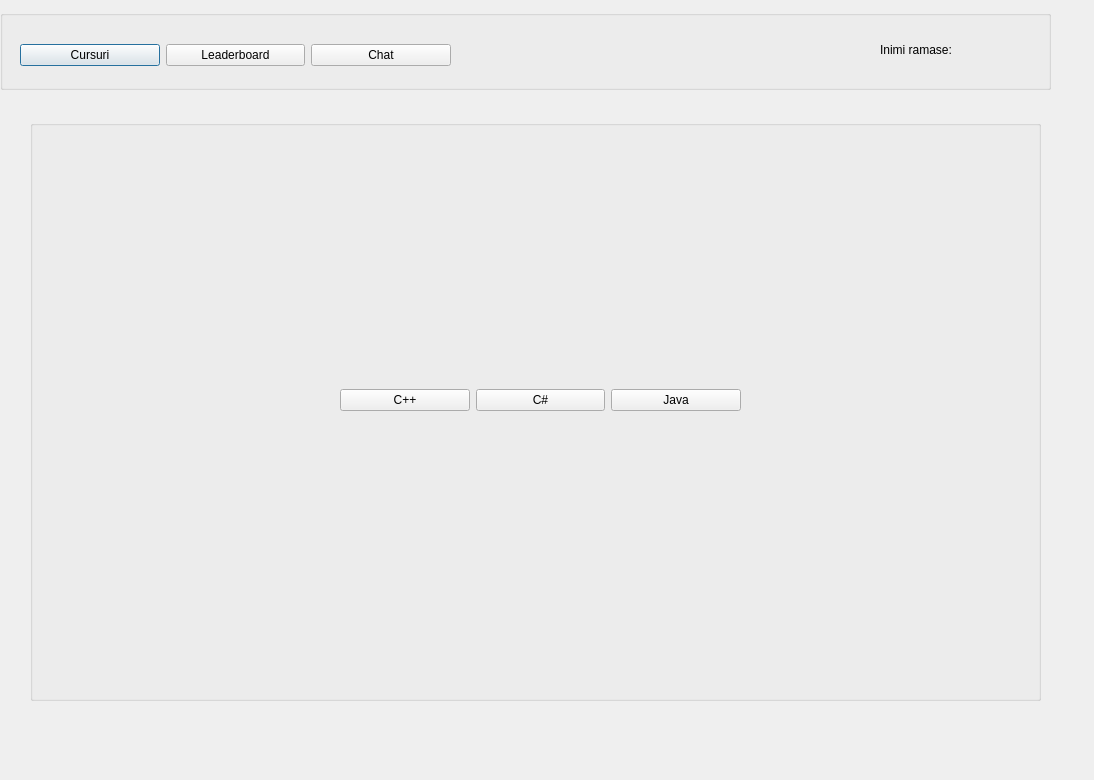
Old version of the form ClientSide/startmenuwindow.ui in the repository VladuceanuTudor/CODE-BUDDY.
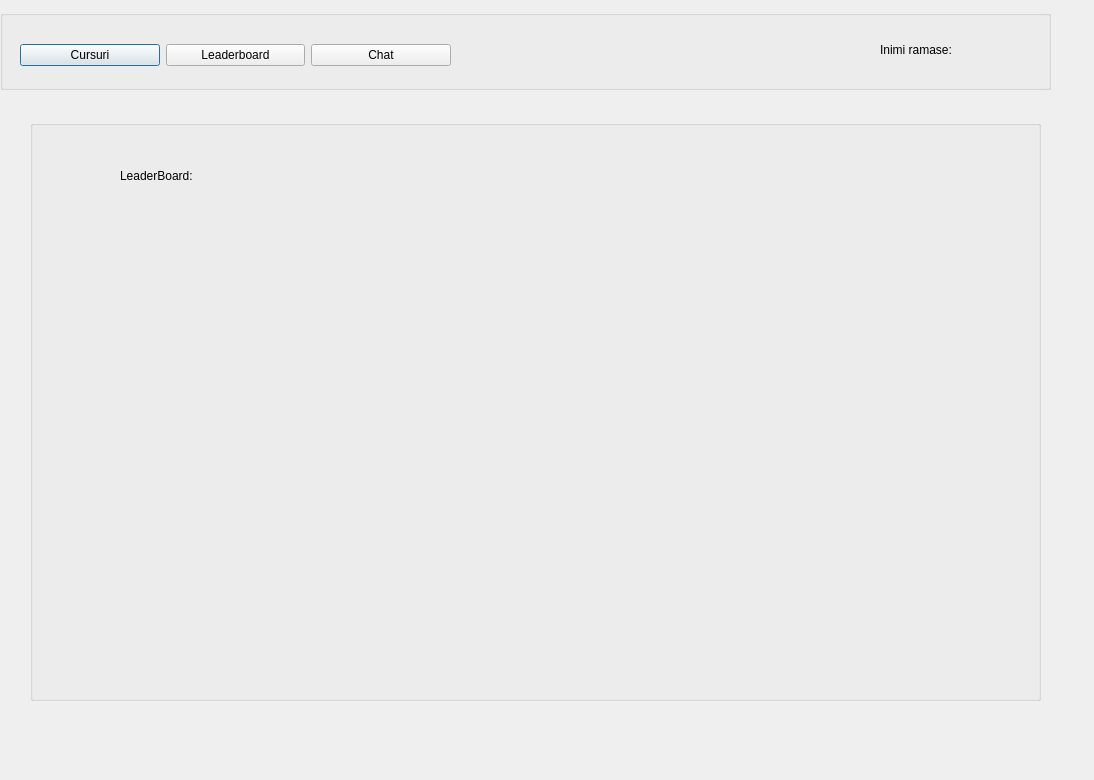
New version of the form. The open tabs and pages were chosen to show the change.

What changed in the file:
```diff
--- a/ClientSide/startmenuwindow.ui
+++ b/ClientSide/startmenuwindow.ui
@@ -132,6 +132,21 @@
      </widget>
     </widget>
     <widget class="QWidget" name="Language1Page"/>
+    <widget class="QWidget" name="page">
+     <widget class="QLabel" name="Title">
+      <property name="geometry">
+       <rect>
+        <x>80</x>
+        <y>20</y>
+        <width>141</width>
+        <height>51</height>
+       </rect>
+      </property>
+      <property name="text">
+       <string>LeaderBoard:</string>
+      </property>
+     </widget>
+    </widget>
    </widget>
   </widget>
  </widget>
```
